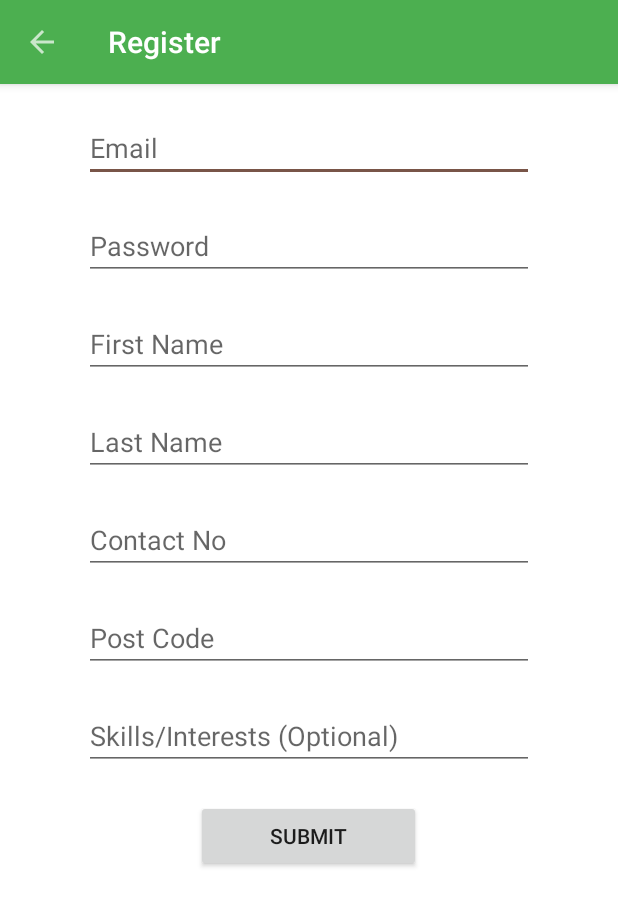
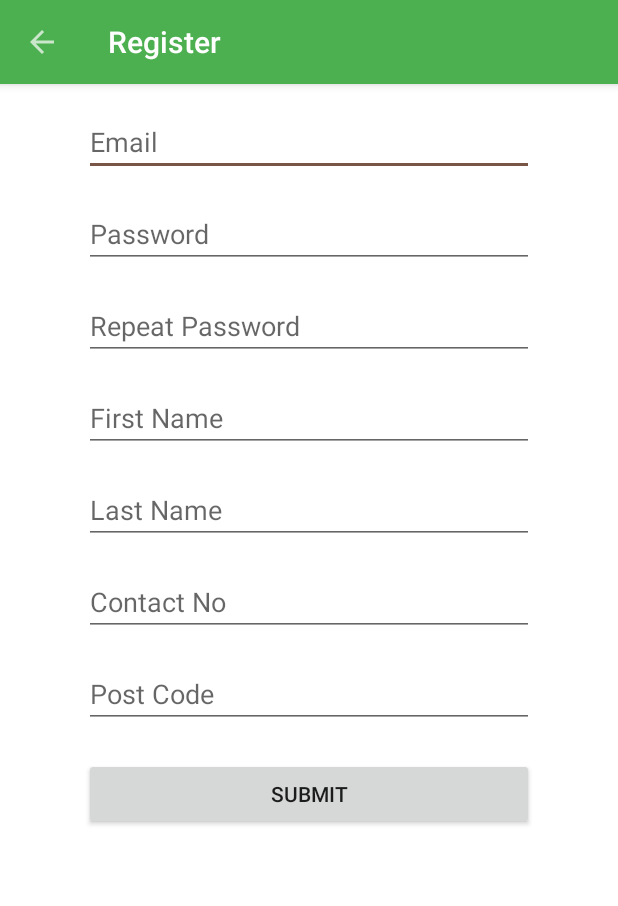
Before and after one commit to Glasgow2015/team-2, an Android app: the SignUpActivity screen opened directly, with no data from a screen before it, after a tap on "SUBMIT", on a phone screen of 412 x 824 dp. Shown: the top 906 px of the screen. Run offline under Robolectric (Android 15) with nearby library versions, the phone set to English and light mode, and no system bars; our stand-ins replace Volley.

Commit message:
Can now sign up

```diff
--- a/mobileapp/app/src/main/java/uk/org/urbanroots/activities/SignUpActivity.java
+++ b/mobileapp/app/src/main/java/uk/org/urbanroots/activities/SignUpActivity.java
@@ -8,6 +8,7 @@ import android.util.Log;
 import android.view.Gravity;
 import android.view.View;
 import android.widget.EditText;
+import android.widget.TextView;
 import android.widget.Toast;
 
 import com.android.volley.Request;
@@ -20,6 +21,7 @@ import com.android.volley.toolbox.Volley;
 
 import org.json.JSONException;
 import org.json.JSONObject;
+import org.w3c.dom.Text;
 
 import uk.org.urbanroots.network.Requests;
 import uk.org.urbanroots.urbanroots.R;
@@ -30,10 +32,10 @@ public class SignUpActivity extends AppCompatActivity {
     private EditText etFname;
     private EditText etLname;
     private EditText etContact;
-    private EditText etLocation;
+    private EditText tvLocation;
     private EditText etEmail;
     private EditText etPassword;
-    private EditText etSkills;
+//    private EditText etSkills;
     private RequestQueue mRequestQueue;
 
     @Override
@@ -48,8 +50,8 @@ public class SignUpActivity extends AppCompatActivity {
         etFname = (EditText) findViewById(R.id.et_fname);
         etLname = (EditText) findViewById(R.id.et_lname);
         etContact = (EditText) findViewById(R.id.et_phone);
-        etLocation = (EditText) findViewById(R.id.et_location);
-        etSkills = (EditText) findViewById(R.id.et_skills);
+        tvLocation = (EditText) findViewById(R.id.tv_location);
+//        etSkills = (EditText) findViewById(R.id.et_skills);
         mRequestQueue = Volley.newRequestQueue(this);
     }
 
@@ -59,16 +61,7 @@ public class SignUpActivity extends AppCompatActivity {
         final String fname = etFname.getText().toString();
         final String lname = etLname.getText().toString();
         final String contact = etContact.getText().toString();
-        final String location = etLocation.getText().toString();
-        final String skills = etSkills.getText().toString();
-
-        Log.d(LoginScreen.LOG_TAG, email);
-        Log.d(LoginScreen.LOG_TAG, password);
-        Log.d(LoginScreen.LOG_TAG, fname);
-        Log.d(LoginScreen.LOG_TAG, lname);
-        Log.d(LoginScreen.LOG_TAG, contact);
-        Log.d(LoginScreen.LOG_TAG, location);
-        Log.d(LoginScreen.LOG_TAG, skills);
+        final String location = tvLocation.getText().toString();
 
         String url = Requests.getInstance().getBaseUrl() + "volunteer/apply";
 
@@ -86,15 +79,14 @@ public class SignUpActivity extends AppCompatActivity {
         else {
             JSONObject jo = new JSONObject();
             try {
-                jo.put("username", title);
-                jo.put("description", description);
-                jo.put("location", location);
-                jo.put("latitude", "0");
-                jo.put("longitude", "0");
+                jo.put("username", email);
+                jo.put("first_name", fname);
+                jo.put("last_name", lname);
+                jo.put("phone_number", contact);
+                jo.put("password", password);
             } catch (JSONException e) {
                 e.printStackTrace();
             }
-            Log.w(LoginScreen.LOG_TAG, jo.toString());
             JsonRequest postRequest = new JsonObjectRequest(Request.Method.POST, url, jo,
                     new Response.Listener<JSONObject>() {
                         @Override
--- a/mobileapp/app/src/main/java/uk/org/urbanroots/util/ToolbarVisualiser.java
+++ b/mobileapp/app/src/main/java/uk/org/urbanroots/util/ToolbarVisualiser.java
@@ -14,4 +14,9 @@ public class ToolbarVisualiser {
         }
         activity.getSupportActionBar().setTitle(text);
     }
+
+    public static void visualiseToolbar(AppCompatActivity activity, String text, boolean shouldHaveBack, boolean icon) {
+        visualiseToolbar(activity, text, true);
+        activity.getSupportActionBar().setIcon(R.drawable.logo);
+    }
 }
--- a/mobileapp/app/src/main/res/layout/activity_report_issue.xml
+++ b/mobileapp/app/src/main/res/layout/activity_report_issue.xml
@@ -46,7 +46,6 @@
         android:id="@+id/tv_chosen_location"
         android:text="@string/default_location_text"
         android:textSize="25sp"
-        android:layout_below="@+id/b_pick_location"
         android:layout_centerHorizontal="true"
         android:layout_marginBottom="20dp" />
 
--- a/mobileapp/app/src/main/res/layout/activity_sign_up.xml
+++ b/mobileapp/app/src/main/res/layout/activity_sign_up.xml
@@ -17,16 +17,16 @@
         android:layout_below="@+id/app_bar"
         android:layout_centerHorizontal="true">
 
-        <RelativeLayout
+        <LinearLayout
             android:layout_width="match_parent"
-            android:layout_height="wrap_content">
+            android:layout_height="wrap_content"
+            android:orientation="vertical">
 
             <EditText
                 android:id="@+id/et_email"
                 android:layout_width="wrap_content"
                 android:layout_height="wrap_content"
-                android:layout_centerHorizontal="true"
-                android:layout_marginTop="20dp"
+                android:layout_marginTop="16dp"
                 android:width="300dp"
                 android:hint="@string/signup_email"
                 android:inputType="textEmailAddress" />
@@ -35,22 +35,25 @@
                 android:id="@+id/et_password"
                 android:layout_width="wrap_content"
                 android:layout_height="wrap_content"
-                android:layout_alignLeft="@+id/et_email"
-                android:layout_alignStart="@+id/et_email"
-                android:layout_below="@+id/et_email"
-                android:layout_marginTop="20dp"
+                android:layout_marginTop="16dp"
                 android:width="300dp"
                 android:hint="@string/signup_password"
+                android:inputType="textPassword" />
+
+            <EditText
+                android:id="@+id/et_password_repeat"
+                android:layout_width="wrap_content"
+                android:layout_height="wrap_content"
+                android:layout_marginTop="16dp"
+                android:width="300dp"
+                android:hint="Repeat Password"
                 android:inputType="textPassword" />
 
             <EditText
                 android:id="@+id/et_fname"
                 android:layout_width="wrap_content"
                 android:layout_height="wrap_content"
-                android:layout_alignLeft="@+id/et_password"
-                android:layout_alignStart="@+id/et_password"
-                android:layout_below="@+id/et_password"
-                android:layout_marginTop="20dp"
+                android:layout_marginTop="16dp"
                 android:width="300dp"
                 android:hint="@string/signup_fname" />
 
@@ -58,61 +61,37 @@
                 android:id="@+id/et_lname"
                 android:layout_width="wrap_content"
                 android:layout_height="wrap_content"
-                android:layout_alignLeft="@+id/et_fname"
-                android:layout_alignStart="@+id/et_fname"
-                android:layout_below="@+id/et_fname"
-                android:layout_marginTop="20dp"
+                android:layout_marginTop="16dp"
                 android:width="300dp"
                 android:hint="@string/signup_lname" />
-
 
             <EditText
                 android:id="@+id/et_phone"
                 android:layout_width="wrap_content"
                 android:layout_height="wrap_content"
-                android:layout_alignLeft="@+id/et_lname"
-                android:layout_alignStart="@+id/et_lname"
-                android:layout_below="@+id/et_lname"
-                android:layout_marginTop="20dp"
+                android:layout_marginTop="16dp"
                 android:width="300dp"
                 android:hint="@string/signup_phone"
                 android:inputType="phone" />
 
             <EditText
-                android:id="@+id/et_location"
+                android:inputType="textMultiLine"
+                android:id="@+id/tv_location"
                 android:layout_width="wrap_content"
                 android:layout_height="wrap_content"
-                android:layout_alignLeft="@+id/et_phone"
-                android:layout_alignStart="@+id/et_phone"
-                android:layout_below="@+id/et_phone"
-                android:layout_marginTop="20dp"
+                android:layout_marginTop="16dp"
                 android:width="300dp"
                 android:hint="@string/signup_location" />
 
-            <EditText
-                android:id="@+id/et_skills"
-                android:layout_width="wrap_content"
+            <Button
+                android:id="@+id/b_submit"
+                android:layout_width="300dp"
                 android:layout_height="wrap_content"
-                android:layout_alignLeft="@+id/et_location"
-                android:layout_alignStart="@+id/et_location"
-                android:layout_below="@+id/et_location"
                 android:layout_marginTop="20dp"
-                android:width="300dp"
-                android:hint="@string/signup_skills" />
-
-
-        </RelativeLayout>
+                android:onClick="submitRegistration"
+                android:text="Submit"
+                android:layout_gravity="center_horizontal"/>
+        </LinearLayout>
     </ScrollView>
 
-    <Button
-        android:id="@+id/b_submit"
-        android:layout_width="150dp"
-        android:layout_height="wrap_content"
-        android:layout_marginBottom="16dp"
-        android:layout_below="@+id/scrollView"
-        android:layout_centerHorizontal="true"
-        android:layout_centerVertical="true"
-        android:layout_marginTop="20dp"
-        android:onClick="submitRegistration"
-        android:text="Submit" />
 </RelativeLayout>
```
